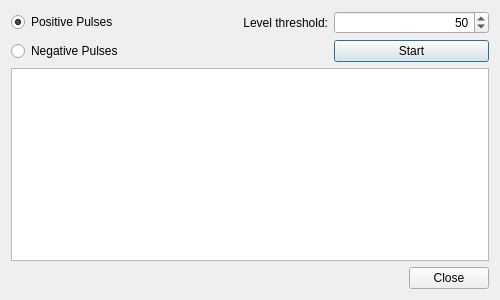
usnistgov/dastardcommander, file dastardcommander/ui/level_trigger_config.ui: the form before one commit.
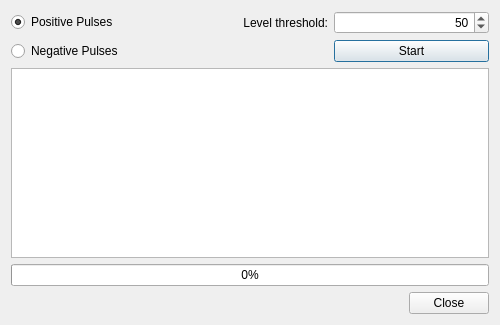
The form after the commit.

Commit message: Add a progress bar to level trigger config

What changed in the file:
```diff
--- a/dastardcommander/ui/level_trigger_config.ui
+++ b/dastardcommander/ui/level_trigger_config.ui
@@ -7,7 +7,7 @@
     <x>0</x>
     <y>0</y>
     <width>500</width>
-    <height>300</height>
+    <height>325</height>
    </rect>
   </property>
   <property name="windowTitle">
@@ -80,6 +80,13 @@
    <item>
     <widget class="QTextBrowser" name="textBrowser"/>
    </item>
+   <item>
+    <widget class="QProgressBar" name="progressBar">
+     <property name="value">
+      <number>0</number>
+     </property>
+    </widget>
+   </item>
    <item>
     <widget class="QDialogButtonBox" name="buttonBox">
      <property name="orientation">
```
The commit also changes 1 other file.
